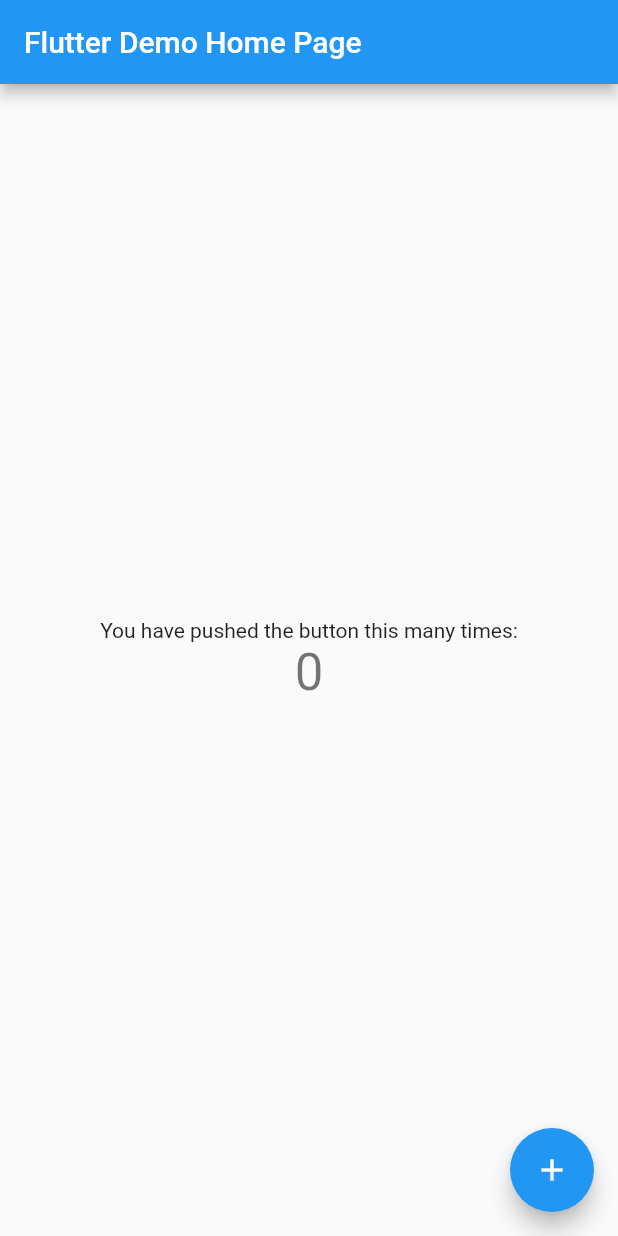
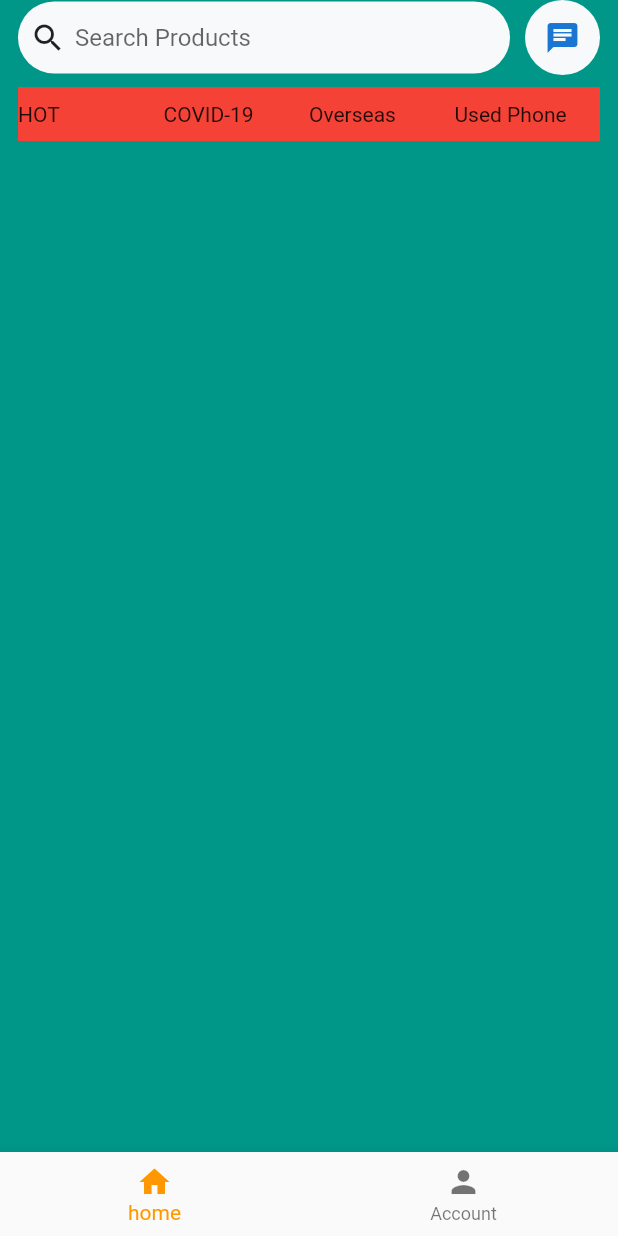
Before and after one commit to Jonyango/grid-view-layout, a Flutter app: the screen it shows after launch, on a phone screen of 412 x 824 dp. Run offline on Flutter 3.47's test engine with Material 2 defaults, Android fonts, the phone set to English and light mode, and no system bars.

Commit message:
added header and bottom navigation

```diff
--- /dev/null
+++ b/lib/components/bottomNavigation.dart
@@ -0,0 +1,39 @@
+import 'package:flutter/material.dart';
+import 'package:gridviewlayout/screens/home.dart';
+
+class BottomNav extends StatefulWidget {
+  @override
+  _BottomNavState createState() => _BottomNavState();
+}
+
+class _BottomNavState extends State<BottomNav> {
+  int _currentIndex = 0;
+
+  void _onItemTapped(int index) {
+    setState(() {
+      _currentIndex = index;
+    });
+  }
+
+  final List<Widget> _children = [Home()];
+  @override
+  Widget build(BuildContext context) {
+    return Scaffold(
+      backgroundColor: Colors.teal,
+      body: SafeArea(child: _children[_currentIndex]),
+      bottomNavigationBar: BottomNavigationBar(
+        onTap: _onItemTapped,
+        selectedItemColor: Colors.orange,
+        currentIndex: _currentIndex,
+        items: [
+          _buildBottomNavigationBarItem(Icon(Icons.home), 'home'),
+          _buildBottomNavigationBarItem(Icon(Icons.person), 'Account')
+        ],
+      ),
+    );
+  }
+}
+
+BottomNavigationBarItem _buildBottomNavigationBarItem(Icon icon, String title) {
+  return BottomNavigationBarItem(icon: icon, title: Text(title));
+}
--- /dev/null
+++ b/lib/components/header.dart
@@ -0,0 +1,44 @@
+import 'package:flutter/material.dart';
+
+class Header extends StatelessWidget {
+  @override
+  Widget build(BuildContext context) {
+    return Container(
+      child: Row(
+          mainAxisSize: MainAxisSize.min,
+          mainAxisAlignment: MainAxisAlignment.spaceBetween,
+          children: [
+            Expanded(
+              child: Container(
+                padding: EdgeInsets.only(left: 8.0),
+                decoration: BoxDecoration(
+                    borderRadius: BorderRadius.circular(25.0),
+                    color: Color(0xffF8F9FA)),
+                child: Row(
+                  mainAxisSize: MainAxisSize.min,
+                  children: [
+                    Icon(Icons.search),
+                    SizedBox(
+                      width: 6.0,
+                    ),
+                    Expanded(
+                      child: TextField(
+                        decoration: InputDecoration(
+                            border: InputBorder.none,
+                            hintText: 'Search Products'),
+                      ),
+                    ),
+                  ],
+                ),
+              ),
+            ),
+            SizedBox(width:10.0),
+            CircleAvatar(
+              radius: 25.0,
+              child: Icon(Icons.chat),
+              backgroundColor: Color(0xffF8F9FA),
+            ),
+          ]),
+    );
+  }
+}
--- /dev/null
+++ b/lib/components/tabs.dart
@@ -0,0 +1,22 @@
+// Instead of using text widgets to shows the tabs you could use the tabcontroller
+
+import 'package:flutter/material.dart';
+
+class Tabs extends StatelessWidget {
+  @override
+  Widget build(BuildContext context) {
+    return Container(
+      padding: EdgeInsets.symmetric(vertical: 10.0),
+      decoration: BoxDecoration(color: Colors.red),
+      child: Row(
+          mainAxisSize: MainAxisSize.min,
+          mainAxisAlignment: MainAxisAlignment.spaceBetween,
+          children: [
+            Expanded(child: Text('HOT')),
+            Expanded(child: Text('COVID-19')),
+            Expanded(child: Text('Overseas')),
+            Expanded(child: Text('Used Phone')),
+          ]),
+    );
+  }
+}
--- a/lib/main.dart
+++ b/lib/main.dart
@@ -1,5 +1,5 @@
 import 'package:flutter/material.dart';
-
+import 'package:gridviewlayout/components/bottomNavigation.dart';
 void main() {
   runApp(MyApp());
 }
@@ -9,109 +9,8 @@ class MyApp extends StatelessWidget {
   @override
   Widget build(BuildContext context) {
     return MaterialApp(
-      title: 'Flutter Demo',
-      theme: ThemeData(
-        // This is the theme of your application.
-        //
-        // Try running your application with "flutter run". You'll see the
-        // application has a blue toolbar. Then, without quitting the app, try
-        // changing the primarySwatch below to Colors.green and then invoke
-        // "hot reload" (press "r" in the console where you ran "flutter run",
-        // or simply save your changes to "hot reload" in a Flutter IDE).
-        // Notice that the counter didn't reset back to zero; the application
-        // is not restarted.
-        primarySwatch: Colors.blue,
-        // This makes the visual density adapt to the platform that you run
-        // the app on. For desktop platforms, the controls will be smaller and
-        // closer together (more dense) than on mobile platforms.
-        visualDensity: VisualDensity.adaptivePlatformDensity,
-      ),
-      home: MyHomePage(title: 'Flutter Demo Home Page'),
+
+      home: BottomNav(),
     );
   }
 }
-
-class MyHomePage extends StatefulWidget {
-  MyHomePage({Key key, this.title}) : super(key: key);
-
-  // This widget is the home page of your application. It is stateful, meaning
-  // that it has a State object (defined below) that contains fields that affect
-  // how it looks.
-
-  // This class is the configuration for the state. It holds the values (in this
-  // case the title) provided by the parent (in this case the App widget) and
-  // used by the build method of the State. Fields in a Widget subclass are
-  // always marked "final".
-
-  final String title;
-
-  @override
-  _MyHomePageState createState() => _MyHomePageState();
-}
-
-class _MyHomePageState extends State<MyHomePage> {
-  int _counter = 0;
-
-  void _incrementCounter() {
-    setState(() {
-      // This call to setState tells the Flutter framework that something has
-      // changed in this State, which causes it to rerun the build method below
-      // so that the display can reflect the updated values. If we changed
-      // _counter without calling setState(), then the build method would not be
-      // called again, and so nothing would appear to happen.
-      _counter++;
-    });
-  }
-
-  @override
-  Widget build(BuildContext context) {
-    // This method is rerun every time setState is called, for instance as done
-    // by the _incrementCounter method above.
-    //
-    // The Flutter framework has been optimized to make rerunning build methods
-    // fast, so that you can just rebuild anything that needs updating rather
-    // than having to individually change instances of widgets.
-    return Scaffold(
-      appBar: AppBar(
-        // Here we take the value from the MyHomePage object that was created by
-        // the App.build method, and use it to set our appbar title.
-        title: Text(widget.title),
-      ),
-      body: Center(
-        // Center is a layout widget. It takes a single child and positions it
-        // in the middle of the parent.
-        child: Column(
-          // Column is also a layout widget. It takes a list of children and
-          // arranges them vertically. By default, it sizes itself to fit its
-          // children horizontally, and tries to be as tall as its parent.
-          //
-          // Invoke "debug painting" (press "p" in the console, choose the
-          // "Toggle Debug Paint" action from the Flutter Inspector in Android
-          // Studio, or the "Toggle Debug Paint" command in Visual Studio Code)
-          // to see the wireframe for each widget.
-          //
-          // Column has various properties to control how it sizes itself and
-          // how it positions its children. Here we use mainAxisAlignment to
-          // center the children vertically; the main axis here is the vertical
-          // axis because Columns are vertical (the cross axis would be
-          // horizontal).
-          mainAxisAlignment: MainAxisAlignment.center,
-          children: <Widget>[
-            Text(
-              'You have pushed the button this many times:',
-            ),
-            Text(
-              '$_counter',
-              style: Theme.of(context).textTheme.headline4,
-            ),
-          ],
-        ),
-      ),
-      floatingActionButton: FloatingActionButton(
-        onPressed: _incrementCounter,
-        tooltip: 'Increment',
-        child: Icon(Icons.add),
-      ), // This trailing comma makes auto-formatting nicer for build methods.
-    );
-  }
-}
--- /dev/null
+++ b/lib/screens/home.dart
@@ -0,0 +1,21 @@
+import 'package:flutter/material.dart';
+import 'package:gridviewlayout/components/header.dart';
+import 'package:gridviewlayout/components/tabs.dart';
+
+class Home extends StatelessWidget {
+  @override
+  Widget build(BuildContext context) {
+    return Padding(
+      padding: EdgeInsets.symmetric(horizontal:12.0),
+      child: Column(
+        children: [
+
+         Header(),
+         SizedBox(height: 8.0,),
+         Tabs(),
+        ],
+
+      ),
+    );
+  }
+}
```
Also changed, not shown: lib/components/product_card.dart (added).
